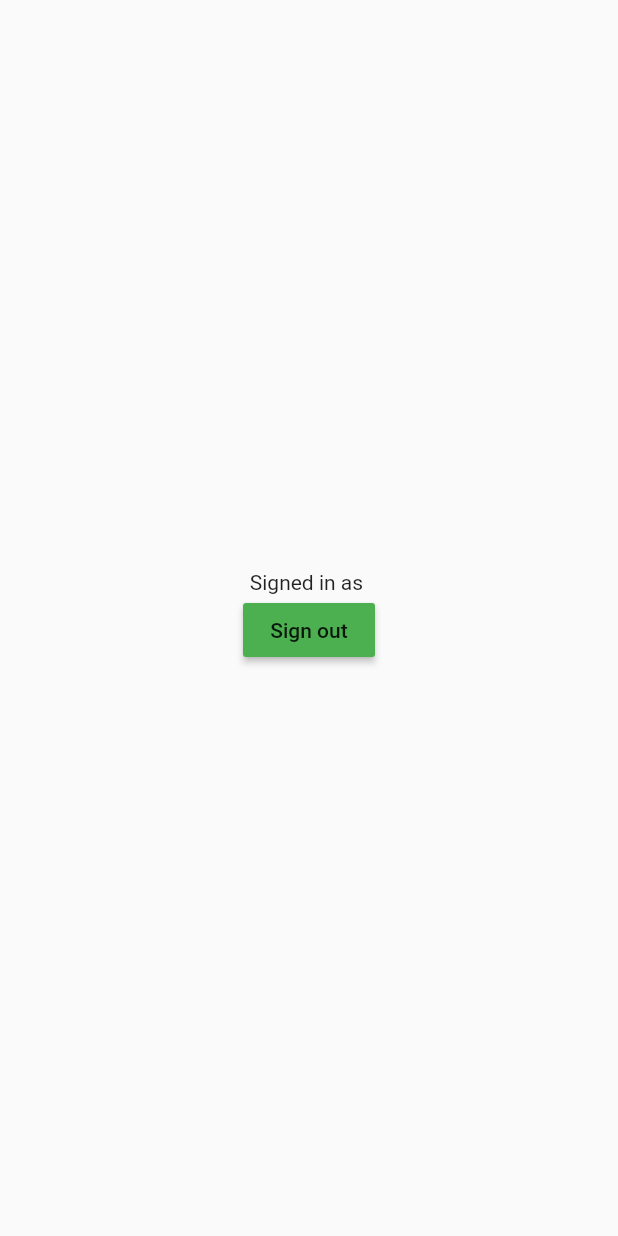
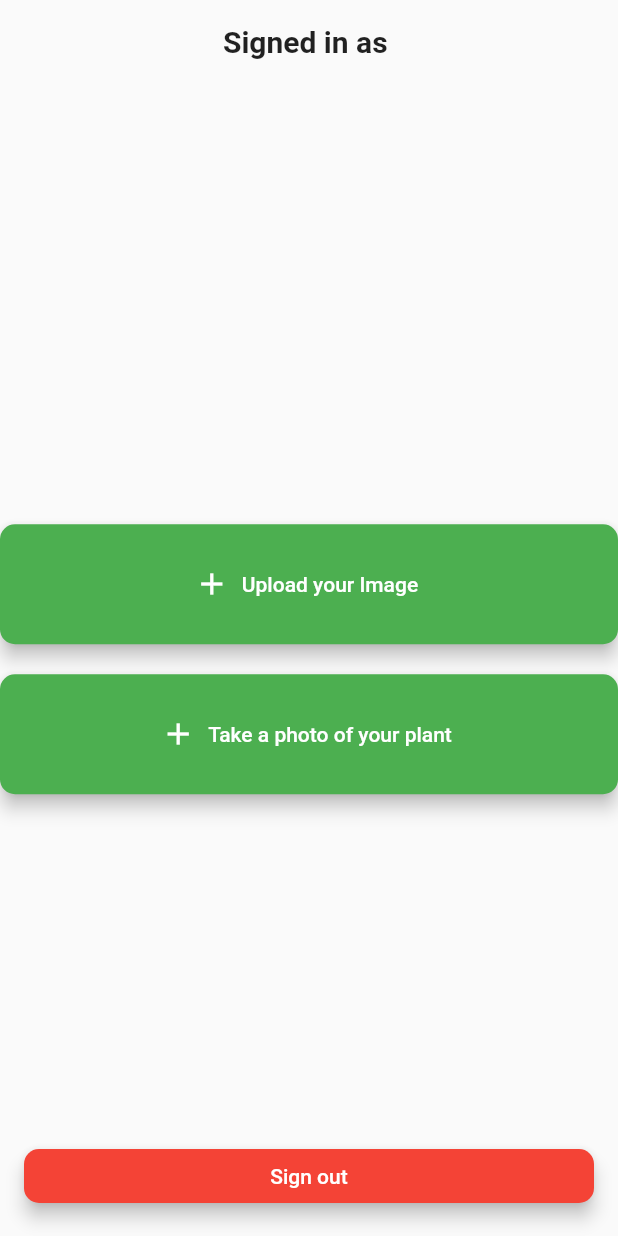
Before and after one commit to MSPR-Plant/A-rosa-je, a Flutter app: the screen it shows once a user with an empty profile is signed in, on a phone screen of 412 x 824 dp. Run offline on Flutter 3.47's test engine with Material 2 defaults, Android fonts, the phone set to English and light mode, and no system bars; our stand-ins replace cloud_firestore, firebase_auth, firebase_core, font_awesome_flutter; accounts and stored records are empty.

Commit message:
Home Page update

```diff
--- a/lib/pages/home_page.dart
+++ b/lib/pages/home_page.dart
@@ -2,33 +2,107 @@ import 'package:firebase_auth/firebase_auth.dart';
 import 'package:flutter/material.dart';
 
 class HomePage extends StatefulWidget {
-  const HomePage({Key ? key}) : super(key: key);
+  const HomePage({Key? key}) : super(key: key);
 
   @override
   State<HomePage> createState() => _HomePageState();
 }
 
 class _HomePageState extends State<HomePage> {
-
   final user = FirebaseAuth.instance.currentUser!;
 
   @override
   Widget build(BuildContext context) {
     return Scaffold(
-      body: Center(
+      body: SafeArea(
         child: Column(
-          mainAxisAlignment: MainAxisAlignment.center,
+          crossAxisAlignment: CrossAxisAlignment.center,
           children: [
-            Text('Signed in as ' + user.email!),
-            MaterialButton(onPressed: (){
-              FirebaseAuth.instance.signOut();
-            },
-            color: Colors.green,
-            child: Text('Sign out'),
-            )
+            Padding(
+              padding: const EdgeInsets.all(16.0),
+              child: Text(
+                'Signed in as ' + user.email!,
+                style: TextStyle(
+                  fontWeight: FontWeight.bold,
+                  fontSize: 20,
+                ),
+              ),
+            ),
+            Expanded(
+              child: Stack(
+                children: [
+                  Align(
+                    alignment: Alignment.center,
+                    child: Column(
+                      mainAxisAlignment: MainAxisAlignment.center,
+                      children: [
+                        SizedBox(
+                          height: 80,
+                          width: double.infinity,
+                          child: ElevatedButton.icon(
+                            onPressed: () {
+                              // Ajouter la fonctionalité d'ajout d'image
+                            },
+                            icon: Icon(Icons.add),
+                            label: Text('Upload your Image'),
+                            style: ElevatedButton.styleFrom(
+                              primary: Colors.green,
+                              elevation: 5,
+                              shape: RoundedRectangleBorder(
+                                borderRadius: BorderRadius.circular(10),
+                              ),
+                            ),
+                          ),
+                        ),
+                        SizedBox(height: 20),
+                        SizedBox(
+                          height: 80,
+                          width: double.infinity,
+                          child: ElevatedButton.icon(
+                            onPressed: () {
+                              // Ajouter la fonctionalité de prise de photo
+                            },
+                            icon: Icon(Icons.add),
+                            label: Text('Take a photo of your plant'),
+                            style: ElevatedButton.styleFrom(
+                              primary: Colors.green,
+                              elevation: 5,
+                              shape: RoundedRectangleBorder(
+                                borderRadius: BorderRadius.circular(10),
+                              ),
+                            ),
+                          ),
+                        ),
+                      ],
+                    ),
+                  ),
+                  Positioned(
+                    bottom: 16,
+                    left: 16,
+                    right: 16,
+                    child: SizedBox(
+                      width: double.infinity,
+                      child: ElevatedButton(
+                        onPressed: () {
+                          FirebaseAuth.instance.signOut();
+                        },
+                        child: Text('Sign out'),
+                        style: ElevatedButton.styleFrom(
+                          primary: Colors.red,
+                          elevation: 5,
+                          shape: RoundedRectangleBorder(
+                            borderRadius: BorderRadius.circular(10),
+                          ),
+                        ),
+                      ),
+                    ),
+                  ),
+                ],
+              ),
+            ),
           ],
-        )
         ),
+      ),
     );
   }
 }
```
